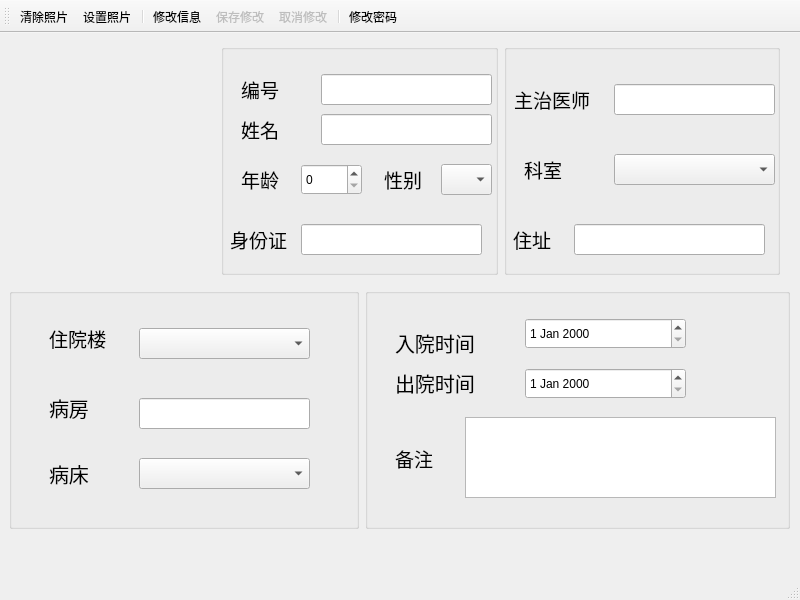
Qt form userwindow.ui (PGwind/Qt_HIMS) before a commit.
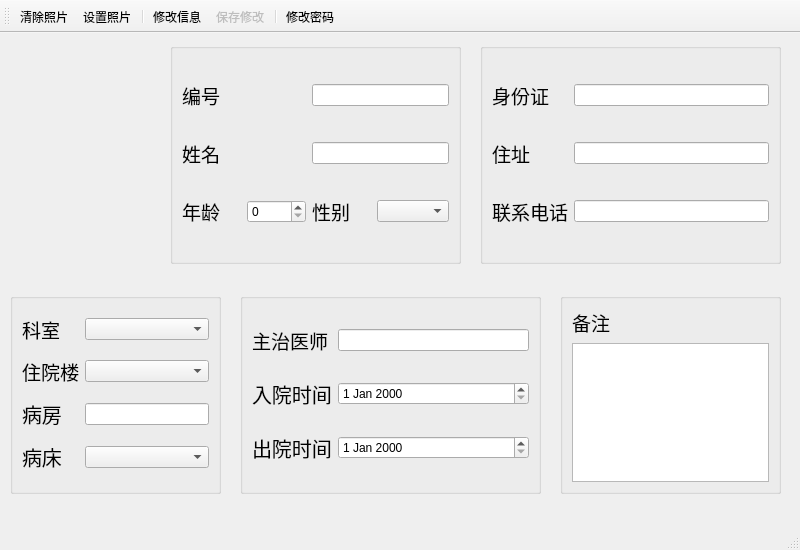
The same form after that commit. Icons and pictures are not drawn.

The edit to the form file:
```diff
--- a/userwindow.ui
+++ b/userwindow.ui
@@ -2,24 +2,27 @@
 <ui version="4.0">
  <class>userwindow</class>
  <widget class="QMainWindow" name="userwindow">
+  <property name="enabled">
+   <bool>true</bool>
+  </property>
   <property name="geometry">
    <rect>
     <x>0</x>
     <y>0</y>
     <width>800</width>
-    <height>600</height>
+    <height>550</height>
    </rect>
   </property>
   <property name="minimumSize">
    <size>
     <width>800</width>
-    <height>600</height>
+    <height>520</height>
    </size>
   </property>
   <property name="maximumSize">
    <size>
     <width>800</width>
-    <height>600</height>
+    <height>550</height>
    </size>
   </property>
   <property name="windowTitle">
@@ -30,464 +33,340 @@
     <property name="geometry">
      <rect>
       <x>20</x>
-      <y>40</y>
-      <width>181</width>
-      <height>181</height>
+      <y>50</y>
+      <width>120</width>
+      <height>120</height>
      </rect>
     </property>
     <property name="text">
      <string/>
     </property>
    </widget>
-   <widget class="QWidget" name="layoutWidget">
-    <property name="geometry">
-     <rect>
-      <x>9</x>
-      <y>255</y>
-      <width>781</width>
-      <height>241</height>
-     </rect>
-    </property>
-    <layout class="QHBoxLayout" name="horizontalLayout">
-     <item>
-      <widget class="QGroupBox" name="groupBox">
-       <property name="maximumSize">
-        <size>
-         <width>350</width>
-         <height>16777215</height>
-        </size>
-       </property>
-       <property name="title">
-        <string/>
-       </property>
-       <widget class="QComboBox" name="comboBox_build">
-        <property name="geometry">
-         <rect>
-          <x>130</x>
-          <y>40</y>
-          <width>171</width>
-          <height>31</height>
-         </rect>
-        </property>
-       </widget>
-       <widget class="QLabel" name="label_build">
-        <property name="geometry">
-         <rect>
-          <x>40</x>
-          <y>30</y>
-          <width>70</width>
-          <height>40</height>
-         </rect>
-        </property>
-        <property name="font">
-         <font>
-          <pointsize>14</pointsize>
-         </font>
-        </property>
-        <property name="text">
-         <string>住院楼</string>
-        </property>
-       </widget>
-       <widget class="QLabel" name="label_room">
-        <property name="geometry">
-         <rect>
-          <x>40</x>
-          <y>100</y>
-          <width>70</width>
-          <height>40</height>
-         </rect>
-        </property>
-        <property name="font">
-         <font>
-          <pointsize>15</pointsize>
-         </font>
-        </property>
-        <property name="text">
-         <string>病房</string>
-        </property>
-       </widget>
-       <widget class="QLabel" name="label_bed">
-        <property name="geometry">
-         <rect>
-          <x>40</x>
-          <y>170</y>
-          <width>71</width>
-          <height>31</height>
-         </rect>
-        </property>
-        <property name="font">
-         <font>
-          <pointsize>15</pointsize>
-         </font>
-        </property>
-        <property name="text">
-         <string>病床</string>
-        </property>
-       </widget>
-       <widget class="QComboBox" name="comboBox_bed">
-        <property name="geometry">
-         <rect>
-          <x>130</x>
-          <y>170</y>
-          <width>171</width>
-          <height>31</height>
-         </rect>
-        </property>
-       </widget>
-       <widget class="QLineEdit" name="lineEdit_room">
-        <property name="geometry">
-         <rect>
-          <x>130</x>
-          <y>110</y>
-          <width>171</width>
-          <height>31</height>
-         </rect>
-        </property>
-       </widget>
-      </widget>
-     </item>
-     <item>
-      <widget class="QGroupBox" name="groupBox_2">
-       <property name="title">
-        <string/>
-       </property>
-       <widget class="QLabel" name="label_inpatients">
-        <property name="geometry">
-         <rect>
-          <x>30</x>
-          <y>40</y>
-          <width>90</width>
-          <height>30</height>
-         </rect>
-        </property>
-        <property name="font">
-         <font>
-          <pointsize>15</pointsize>
-         </font>
-        </property>
-        <property name="text">
-         <string>入院时间</string>
-        </property>
-       </widget>
-       <widget class="QLabel" name="label_discharge">
-        <property name="geometry">
-         <rect>
-          <x>30</x>
-          <y>80</y>
-          <width>90</width>
-          <height>30</height>
-         </rect>
-        </property>
-        <property name="font">
-         <font>
-          <pointsize>15</pointsize>
-         </font>
-        </property>
-        <property name="text">
-         <string>出院时间</string>
-        </property>
-       </widget>
-       <widget class="QLabel" name="label_note">
-        <property name="geometry">
-         <rect>
-          <x>30</x>
-          <y>150</y>
-          <width>51</width>
-          <height>41</height>
-         </rect>
-        </property>
-        <property name="font">
-         <font>
-          <pointsize>14</pointsize>
-         </font>
-        </property>
-        <property name="text">
-         <string>备注</string>
-        </property>
-       </widget>
-       <widget class="QDateEdit" name="dateEdit_inpatients">
-        <property name="geometry">
-         <rect>
-          <x>160</x>
-          <y>30</y>
-          <width>161</width>
-          <height>31</height>
-         </rect>
-        </property>
-       </widget>
-       <widget class="QDateEdit" name="dateEdit_discharge">
-        <property name="geometry">
-         <rect>
-          <x>160</x>
-          <y>80</y>
-          <width>161</width>
-          <height>31</height>
-         </rect>
-        </property>
-       </widget>
-       <widget class="QTextEdit" name="textEdit_note">
-        <property name="geometry">
-         <rect>
-          <x>100</x>
-          <y>129</y>
-          <width>311</width>
-          <height>81</height>
-         </rect>
-        </property>
-       </widget>
-      </widget>
-     </item>
-    </layout>
-   </widget>
    <widget class="QGroupBox" name="groupBox_4">
     <property name="geometry">
      <rect>
-      <x>504</x>
-      <y>11</y>
-      <width>276</width>
-      <height>231</height>
+      <x>480</x>
+      <y>10</y>
+      <width>301</width>
+      <height>221</height>
      </rect>
     </property>
     <property name="title">
      <string/>
     </property>
-    <widget class="QLabel" name="label_attending">
-     <property name="geometry">
-      <rect>
-       <x>10</x>
-       <y>40</y>
-       <width>90</width>
-       <height>30</height>
-      </rect>
-     </property>
-     <property name="font">
-      <font>
-       <pointsize>14</pointsize>
-      </font>
-     </property>
-     <property name="text">
-      <string>主治医师</string>
-     </property>
-    </widget>
-    <widget class="QLabel" name="label_department">
-     <property name="geometry">
-      <rect>
-       <x>20</x>
-       <y>110</y>
-       <width>71</width>
-       <height>30</height>
-      </rect>
-     </property>
-     <property name="font">
-      <font>
-       <pointsize>14</pointsize>
-      </font>
-     </property>
-     <property name="text">
-      <string>科室</string>
-     </property>
-    </widget>
-    <widget class="QLineEdit" name="lineEdit_attending">
-     <property name="geometry">
-      <rect>
-       <x>110</x>
-       <y>40</y>
-       <width>161</width>
-       <height>31</height>
-      </rect>
-     </property>
-    </widget>
-    <widget class="QComboBox" name="comboBox_department">
-     <property name="geometry">
-      <rect>
-       <x>110</x>
-       <y>110</y>
-       <width>161</width>
-       <height>31</height>
-      </rect>
-     </property>
-    </widget>
-    <widget class="QLabel" name="label_address">
-     <property name="geometry">
-      <rect>
-       <x>9</x>
-       <y>180</y>
-       <width>51</width>
-       <height>30</height>
-      </rect>
-     </property>
-     <property name="font">
-      <font>
-       <pointsize>14</pointsize>
-      </font>
-     </property>
-     <property name="text">
-      <string>住址</string>
-     </property>
-    </widget>
-    <widget class="QLineEdit" name="lineEdit_address">
-     <property name="geometry">
-      <rect>
-       <x>70</x>
-       <y>180</y>
-       <width>191</width>
-       <height>31</height>
-      </rect>
-     </property>
-    </widget>
+    <layout class="QGridLayout" name="gridLayout_3">
+     <item row="0" column="0">
+      <widget class="QLabel" name="label_idNumber">
+       <property name="font">
+        <font>
+         <pointsize>14</pointsize>
+        </font>
+       </property>
+       <property name="text">
+        <string>身份证</string>
+       </property>
+      </widget>
+     </item>
+     <item row="0" column="2">
+      <widget class="QLineEdit" name="lineEdit_idNumber"/>
+     </item>
+     <item row="1" column="0">
+      <widget class="QLabel" name="label_address">
+       <property name="font">
+        <font>
+         <pointsize>14</pointsize>
+        </font>
+       </property>
+       <property name="text">
+        <string>住址</string>
+       </property>
+      </widget>
+     </item>
+     <item row="2" column="0" colspan="2">
+      <widget class="QLabel" name="label_contact">
+       <property name="font">
+        <font>
+         <pointsize>14</pointsize>
+        </font>
+       </property>
+       <property name="text">
+        <string>联系电话</string>
+       </property>
+      </widget>
+     </item>
+     <item row="2" column="2">
+      <widget class="QLineEdit" name="lineEdit_contact"/>
+     </item>
+     <item row="1" column="2">
+      <widget class="QLineEdit" name="lineEdit_address"/>
+     </item>
+    </layout>
    </widget>
    <widget class="QGroupBox" name="groupBox_3">
     <property name="geometry">
      <rect>
-      <x>221</x>
-      <y>11</y>
-      <width>277</width>
-      <height>231</height>
+      <x>170</x>
+      <y>10</y>
+      <width>291</width>
+      <height>221</height>
      </rect>
     </property>
     <property name="title">
      <string/>
     </property>
-    <widget class="QLabel" name="label_id">
-     <property name="geometry">
-      <rect>
-       <x>20</x>
-       <y>30</y>
-       <width>50</width>
-       <height>30</height>
-      </rect>
-     </property>
-     <property name="font">
-      <font>
-       <pointsize>14</pointsize>
-      </font>
-     </property>
-     <property name="text">
-      <string>编号</string>
-     </property>
-    </widget>
-    <widget class="QLineEdit" name="lineEdit_id">
-     <property name="geometry">
-      <rect>
-       <x>100</x>
-       <y>30</y>
-       <width>171</width>
-       <height>31</height>
-      </rect>
-     </property>
-    </widget>
-    <widget class="QLabel" name="label_name">
-     <property name="geometry">
-      <rect>
-       <x>20</x>
-       <y>70</y>
-       <width>50</width>
-       <height>30</height>
-      </rect>
-     </property>
-     <property name="font">
-      <font>
-       <pointsize>14</pointsize>
-      </font>
-     </property>
-     <property name="text">
-      <string>姓名</string>
-     </property>
-    </widget>
-    <widget class="QLabel" name="label_age">
-     <property name="geometry">
-      <rect>
-       <x>20</x>
-       <y>120</y>
-       <width>50</width>
-       <height>30</height>
-      </rect>
-     </property>
-     <property name="font">
-      <font>
-       <pointsize>14</pointsize>
-      </font>
-     </property>
-     <property name="text">
-      <string>年龄</string>
-     </property>
-    </widget>
-    <widget class="QLabel" name="label_sex">
-     <property name="geometry">
-      <rect>
-       <x>163</x>
-       <y>120</y>
-       <width>51</width>
-       <height>31</height>
-      </rect>
-     </property>
-     <property name="font">
-      <font>
-       <pointsize>14</pointsize>
-      </font>
-     </property>
-     <property name="text">
-      <string>性别</string>
-     </property>
-    </widget>
-    <widget class="QLineEdit" name="lineEdit_name">
-     <property name="geometry">
-      <rect>
-       <x>100</x>
-       <y>70</y>
-       <width>171</width>
-       <height>31</height>
-      </rect>
-     </property>
-    </widget>
-    <widget class="QSpinBox" name="spinBox_age">
-     <property name="geometry">
-      <rect>
-       <x>80</x>
-       <y>120</y>
-       <width>61</width>
-       <height>31</height>
-      </rect>
-     </property>
-    </widget>
-    <widget class="QComboBox" name="comboBox_sex">
-     <property name="geometry">
-      <rect>
-       <x>220</x>
-       <y>120</y>
-       <width>51</width>
-       <height>31</height>
-      </rect>
-     </property>
-    </widget>
-    <widget class="QLabel" name="label_idNumber">
-     <property name="geometry">
-      <rect>
-       <x>9</x>
-       <y>180</y>
-       <width>61</width>
-       <height>30</height>
-      </rect>
-     </property>
-     <property name="font">
-      <font>
-       <pointsize>14</pointsize>
-      </font>
-     </property>
-     <property name="text">
-      <string>身份证</string>
-     </property>
-    </widget>
-    <widget class="QLineEdit" name="lineEdit_idNumber">
-     <property name="geometry">
-      <rect>
-       <x>80</x>
-       <y>180</y>
-       <width>181</width>
-       <height>31</height>
-      </rect>
-     </property>
-    </widget>
+    <layout class="QGridLayout" name="gridLayout_2">
+     <item row="1" column="0">
+      <widget class="QLabel" name="label_name">
+       <property name="font">
+        <font>
+         <pointsize>14</pointsize>
+        </font>
+       </property>
+       <property name="text">
+        <string>姓名</string>
+       </property>
+      </widget>
+     </item>
+     <item row="0" column="0">
+      <widget class="QLabel" name="label_id">
+       <property name="font">
+        <font>
+         <pointsize>14</pointsize>
+        </font>
+       </property>
+       <property name="text">
+        <string>编号</string>
+       </property>
+      </widget>
+     </item>
+     <item row="2" column="0">
+      <widget class="QLabel" name="label_age">
+       <property name="font">
+        <font>
+         <pointsize>14</pointsize>
+        </font>
+       </property>
+       <property name="text">
+        <string>年龄</string>
+       </property>
+      </widget>
+     </item>
+     <item row="2" column="2">
+      <widget class="QLabel" name="label_sex">
+       <property name="font">
+        <font>
+         <pointsize>14</pointsize>
+        </font>
+       </property>
+       <property name="text">
+        <string>性别</string>
+       </property>
+      </widget>
+     </item>
+     <item row="0" column="2" colspan="2">
+      <widget class="QLineEdit" name="lineEdit_id"/>
+     </item>
+     <item row="1" column="2" colspan="2">
+      <widget class="QLineEdit" name="lineEdit_name"/>
+     </item>
+     <item row="2" column="3">
+      <widget class="QComboBox" name="comboBox_sex">
+       <property name="enabled">
+        <bool>true</bool>
+       </property>
+      </widget>
+     </item>
+     <item row="2" column="1">
+      <widget class="QSpinBox" name="spinBox_age">
+       <property name="maximum">
+        <number>120</number>
+       </property>
+      </widget>
+     </item>
+    </layout>
+   </widget>
+   <widget class="QGroupBox" name="groupBox_5">
+    <property name="geometry">
+     <rect>
+      <x>240</x>
+      <y>260</y>
+      <width>301</width>
+      <height>201</height>
+     </rect>
+    </property>
+    <property name="title">
+     <string/>
+    </property>
+    <layout class="QGridLayout" name="gridLayout_4">
+     <item row="0" column="0">
+      <widget class="QLabel" name="label_attending">
+       <property name="font">
+        <font>
+         <pointsize>14</pointsize>
+        </font>
+       </property>
+       <property name="text">
+        <string>主治医师</string>
+       </property>
+      </widget>
+     </item>
+     <item row="0" column="1">
+      <widget class="QLineEdit" name="lineEdit_attending"/>
+     </item>
+     <item row="1" column="0">
+      <widget class="QLabel" name="label_inpatients">
+       <property name="font">
+        <font>
+         <pointsize>15</pointsize>
+        </font>
+       </property>
+       <property name="text">
+        <string>入院时间</string>
+       </property>
+      </widget>
+     </item>
+     <item row="1" column="1">
+      <widget class="QDateEdit" name="dateEdit_inpatients"/>
+     </item>
+     <item row="2" column="0">
+      <widget class="QLabel" name="label_discharge">
+       <property name="font">
+        <font>
+         <pointsize>15</pointsize>
+        </font>
+       </property>
+       <property name="text">
+        <string>出院时间</string>
+       </property>
+      </widget>
+     </item>
+     <item row="2" column="1">
+      <widget class="QDateEdit" name="dateEdit_discharge"/>
+     </item>
+    </layout>
+   </widget>
+   <widget class="QGroupBox" name="groupBox">
+    <property name="geometry">
+     <rect>
+      <x>10</x>
+      <y>260</y>
+      <width>211</width>
+      <height>201</height>
+     </rect>
+    </property>
+    <property name="maximumSize">
+     <size>
+      <width>350</width>
+      <height>16777215</height>
+     </size>
+    </property>
+    <property name="title">
+     <string/>
+    </property>
+    <layout class="QGridLayout" name="gridLayout">
+     <item row="0" column="0">
+      <widget class="QLabel" name="label_department">
+       <property name="font">
+        <font>
+         <pointsize>14</pointsize>
+        </font>
+       </property>
+       <property name="text">
+        <string>科室</string>
+       </property>
+      </widget>
+     </item>
+     <item row="0" column="1">
+      <widget class="QComboBox" name="comboBox_department">
+       <property name="enabled">
+        <bool>true</bool>
+       </property>
+      </widget>
+     </item>
+     <item row="1" column="0">
+      <widget class="QLabel" name="label_build">
+       <property name="font">
+        <font>
+         <pointsize>14</pointsize>
+        </font>
+       </property>
+       <property name="text">
+        <string>住院楼</string>
+       </property>
+      </widget>
+     </item>
+     <item row="1" column="1">
+      <widget class="QComboBox" name="comboBox_build">
+       <property name="enabled">
+        <bool>true</bool>
+       </property>
+      </widget>
+     </item>
+     <item row="2" column="0">
+      <widget class="QLabel" name="label_room">
+       <property name="font">
+        <font>
+         <pointsize>15</pointsize>
+        </font>
+       </property>
+       <property name="text">
+        <string>病房</string>
+       </property>
+      </widget>
+     </item>
+     <item row="2" column="1">
+      <widget class="QLineEdit" name="lineEdit_room"/>
+     </item>
+     <item row="3" column="0">
+      <widget class="QLabel" name="label_bed">
+       <property name="font">
+        <font>
+         <pointsize>15</pointsize>
+        </font>
+       </property>
+       <property name="text">
+        <string>病床</string>
+       </property>
+      </widget>
+     </item>
+     <item row="3" column="1">
+      <widget class="QComboBox" name="comboBox_bed">
+       <property name="enabled">
+        <bool>true</bool>
+       </property>
+      </widget>
+     </item>
+    </layout>
+   </widget>
+   <widget class="QGroupBox" name="groupBox_2">
+    <property name="geometry">
+     <rect>
+      <x>560</x>
+      <y>260</y>
+      <width>221</width>
+      <height>201</height>
+     </rect>
+    </property>
+    <property name="title">
+     <string/>
+    </property>
+    <layout class="QVBoxLayout" name="verticalLayout">
+     <item>
+      <widget class="QLabel" name="label_note">
+       <property name="font">
+        <font>
+         <pointsize>14</pointsize>
+        </font>
+       </property>
+       <property name="text">
+        <string>备注</string>
+       </property>
+      </widget>
+     </item>
+     <item>
+      <widget class="QTextEdit" name="textEdit_note"/>
+     </item>
+    </layout>
    </widget>
   </widget>
   <widget class="QMenuBar" name="menubar">
@@ -522,7 +401,6 @@
    <addaction name="separator"/>
    <addaction name="actModify"/>
    <addaction name="actSave"/>
-   <addaction name="actCancel"/>
    <addaction name="separator"/>
    <addaction name="actPwd"/>
   </widget>
@@ -577,21 +455,6 @@
     <string>保存</string>
    </property>
   </action>
-  <action name="actCancel">
-   <property name="enabled">
-    <bool>false</bool>
-   </property>
-   <property name="icon">
-    <iconset resource="images.qrc">
-     <normaloff>:/icons/images/icons/cancel.png</normaloff>:/icons/images/icons/cancel.png</iconset>
-   </property>
-   <property name="text">
-    <string>取消修改</string>
-   </property>
-   <property name="toolTip">
-    <string>取消修改</string>
-   </property>
-  </action>
   <action name="actPwd">
    <property name="icon">
     <iconset resource="images.qrc">
```
